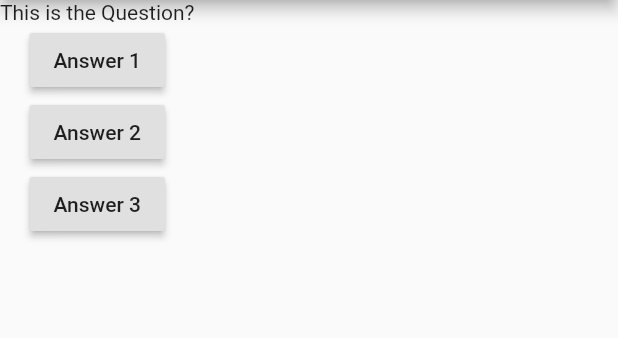
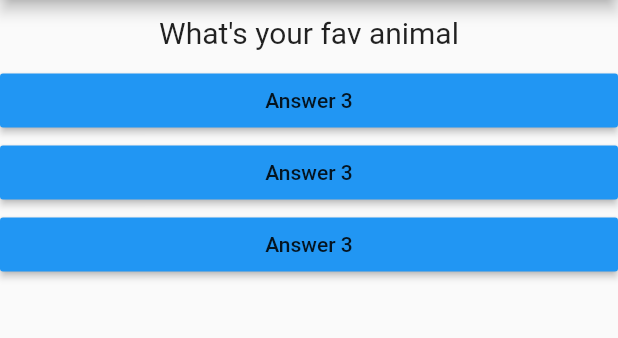
Before and after one commit to aditechdev/flutter_quiz_app, a Flutter app: the screen it shows after launch, after a tap on "Answer 3", on a phone screen of 412 x 824 dp, the part 84-422 px from its top. Run offline on Flutter 3.47's test engine with Material 2 defaults, Android fonts, the phone set to English and light mode, and no system bars.

Commit message:
:sparkles: Quiz Button and Text added

```diff
--- /dev/null
+++ b/lib/answer.dart
@@ -0,0 +1,21 @@
+import 'package:flutter/material.dart';
+
+class Answers extends StatelessWidget {
+
+  // instead of Function you should use VoidCallback
+  final VoidCallback selectHandler;
+
+  Answers({Key? key,required this.selectHandler}) : super(key: key);
+
+  @override
+  Widget build(BuildContext context) {
+    return Container(
+      width: double.infinity,
+      child: RaisedButton(
+        color: Colors.blue,
+        onPressed: selectHandler,
+        child: Text('Answer 3'),
+      ),
+    );
+  }
+}
--- a/lib/main.dart
+++ b/lib/main.dart
@@ -1,16 +1,32 @@
 import 'package:flutter/material.dart';
+import './question.dart';
+import './answer.dart';
 
 void main() {
   runApp(MyApp());
 }
 
-class MyApp extends StatelessWidget {
-  void answerQuestion() {
-    print('This is answer');
+class MyApp extends StatefulWidget {
+  @override
+  State<MyApp> createState() => _MyAppState();
+}
+
+class _MyAppState extends State<MyApp> {
+  var _questionIndex = 0;
+
+  _answerQuestion() {
+    setState(() {
+      _questionIndex = _questionIndex + 1;
+      print('answer Choosen $_questionIndex');
+    });
   }
 
   @override
   Widget build(BuildContext context) {
+    var questions = [
+      'What\'s your fav color',
+      'What\'s your fav animal',
+    ];
     return MaterialApp(
       home: Scaffold(
         appBar: AppBar(
@@ -18,27 +34,21 @@ class MyApp extends StatelessWidget {
         ),
         body: Column(
           children: [
-            Text('This is the Question?'),
-            RaisedButton(
-              onPressed: answerQuestion,
-              child: Text('Answer 1'),
+            Questions(
+              questionText: questions.elementAt(_questionIndex),
             ),
-            RaisedButton(
-              onPressed: answerQuestion,
-              child: Text('Answer 2'),
+            Answers(
+              selectHandler: _answerQuestion,
             ),
-            RaisedButton(
-              onPressed: answerQuestion,
-              child: Text('Answer 3'),
+            Answers(
+              selectHandler: _answerQuestion,
+            ),
+            Answers(
+              selectHandler: _answerQuestion,
             ),
           ],
         ),
       ),
-
-      // body: Scaffold(
-      //   // appBar: AppBar(title: Text("data"),)
-
-      // ),
     );
   }
 }
--- /dev/null
+++ b/lib/question.dart
@@ -0,0 +1,23 @@
+import 'package:flutter/material.dart';
+
+class Questions extends StatelessWidget {
+  final String questionText;
+
+  // Here the construstor is named arguments
+  Questions({Key? key, required this.questionText}) : super(key: key);
+
+  @override
+  Widget build(BuildContext context) {
+    return Container(
+      margin: EdgeInsets.all(10),
+      width: double.infinity,
+      child: Text(
+        questionText,
+        textAlign: TextAlign.center,
+        style: TextStyle(
+          fontSize: 20,
+        ),
+      ),
+    );
+  }
+}
```
Also changed, not shown: assets/Screenshot_1632033899.png (added), 1 other file.
